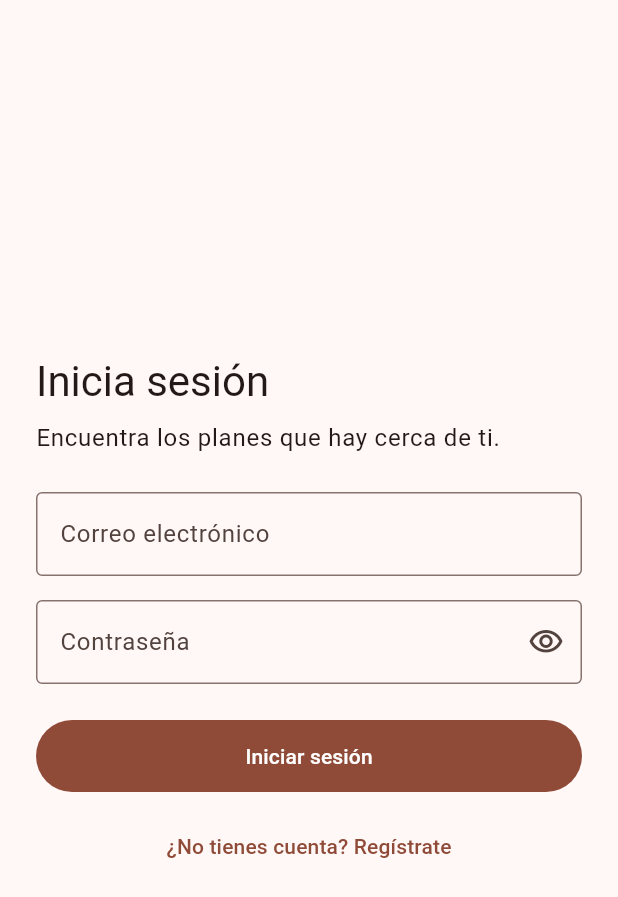
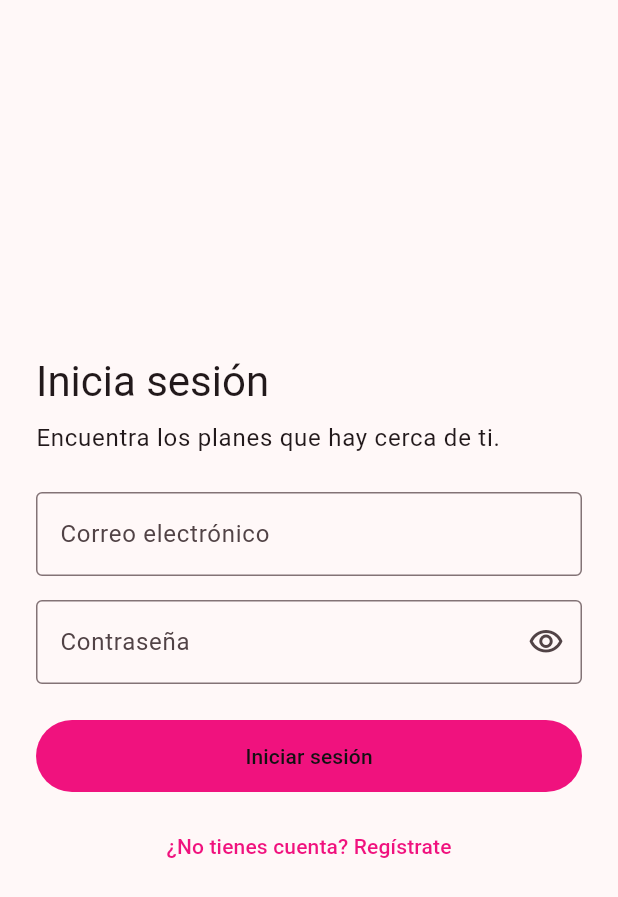
Before and after one commit to Desparcha2-SWNT/festa-mobile, a Flutter app: the screen it shows after launch, on a phone screen of 412 x 824 dp. Shown: the top 897 px of the screen. Run offline on Flutter 3.47's test engine with Material 3 defaults, Android fonts, the phone set to English and light mode, and no system bars; our stand-ins replace dio, flutter_riverpod, flutter_secure_storage, go_router.

Commit message:
style(theme): colores de marca del Figma con texto en tinta sobre magenta [SCRUM-127]

```diff
--- a/lib/app/theme.dart
+++ b/lib/app/theme.dart
@@ -1,16 +1,47 @@
 import 'package:flutter/material.dart';
 
 /// Tema base de Festa. Centraliza colores y estilos para que las pantallas no los repitan.
+///
+/// Colores de la página «Fundamentos» del Figma. El texto sobre el magenta de marca va en
+/// tinta y no en blanco: el blanco no alcanza el contraste 4.5:1.
 abstract final class FestaTheme {
-  static const _seed = Color(0xFFE4572E);
+  static const brand = Color(0xFFF0127E);
+  static const brandDark = Color(0xFFC20A65);
+  static const brandSoft = Color(0xFFFFE3F0);
+  static const ink = Color(0xFF111111);
+  static const success = Color(0xFF1E9E5A);
 
-  static ThemeData light() => _build(Brightness.light);
+  static ThemeData light() => _build(
+    ColorScheme.fromSeed(seedColor: brand).copyWith(
+      primary: brand,
+      onPrimary: ink,
+      primaryContainer: brandSoft,
+      onPrimaryContainer: brandDark,
+      tertiary: success,
+    ),
+  );
 
-  static ThemeData dark() => _build(Brightness.dark);
+  static ThemeData dark() => _build(
+    ColorScheme.fromSeed(seedColor: brand, brightness: Brightness.dark).copyWith(primary: brand, onPrimary: ink),
+  );
 
-  static ThemeData _build(Brightness brightness) => ThemeData(
-    colorScheme: ColorScheme.fromSeed(seedColor: _seed, brightness: brightness),
-    inputDecorationTheme: const InputDecorationTheme(border: OutlineInputBorder()),
-    filledButtonTheme: FilledButtonThemeData(style: FilledButton.styleFrom(minimumSize: const Size(64, 48))),
-  );
+  static ThemeData _build(ColorScheme colorScheme) {
+    const buttonSize = Size(64, 48);
+    final buttonShape = RoundedRectangleBorder(borderRadius: BorderRadius.circular(24));
+    return ThemeData(
+      colorScheme: colorScheme,
+      inputDecorationTheme: const InputDecorationTheme(border: OutlineInputBorder()),
+      filledButtonTheme: FilledButtonThemeData(
+        style: FilledButton.styleFrom(minimumSize: buttonSize, shape: buttonShape),
+      ),
+      outlinedButtonTheme: OutlinedButtonThemeData(
+        style: OutlinedButton.styleFrom(
+          minimumSize: buttonSize,
+          shape: buttonShape,
+          foregroundColor: colorScheme.onSurface,
+          side: BorderSide(color: colorScheme.onSurface),
+        ),
+      ),
+    );
+  }
 }
```
